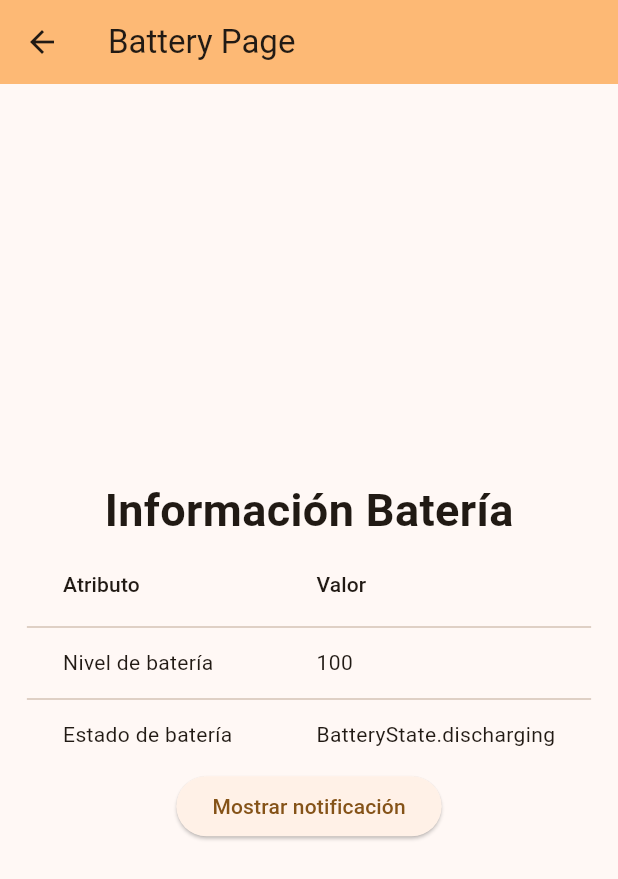
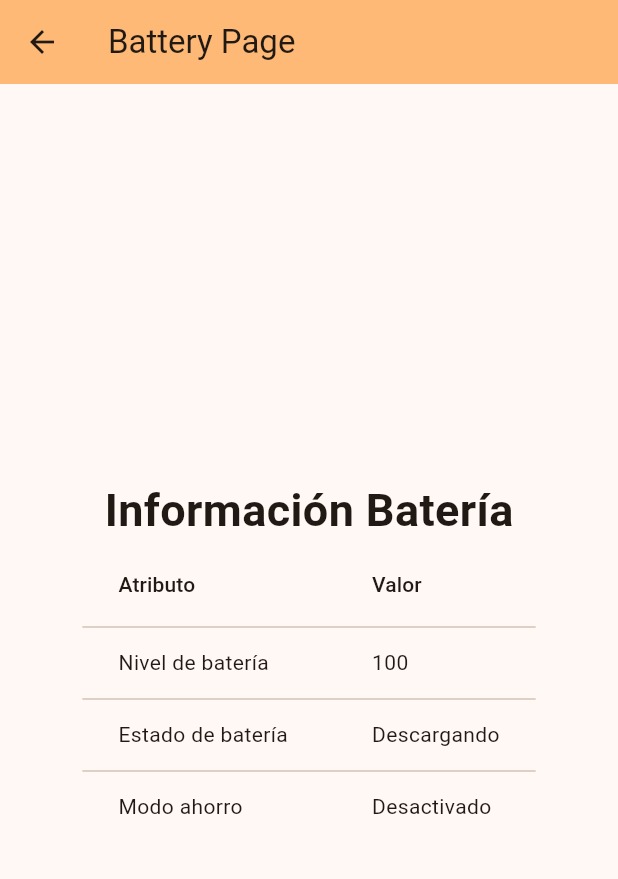
Before and after one commit to figonzal1/ryc_flutter, a Flutter app: the BatteryPage screen opened directly, on a phone screen of 412 x 824 dp. Shown: the top 879 px of the screen. Run offline on Flutter 3.47's test engine with Material 3 defaults, Android fonts, the phone set to English and light mode, and no system bars; our stand-ins replace battery_plus, google_maps_flutter, location, logger, permission_handler, shared_preferences and 2 more; missing offline and left inert: android_intent_plus, external_app_launcher; accounts and stored records are empty.

Commit message:
terminado sección baterías
Signed-off-by: figonzal1 <felipe.gonzalezalarcon94@gmail.com>

```diff
--- a/lib/battery/BatteryPage.dart
+++ b/lib/battery/BatteryPage.dart
@@ -36,6 +36,14 @@ class _BatteryPageState extends State<BatteryPage> {
     return await battery.isInBatterySaveMode;
   }
 
+  String formatBatterySave(bool batterySave) {
+    if (batterySave) {
+      return "Activado";
+    } else {
+      return "Desactivado";
+    }
+  }
+
   @override
   Widget build(BuildContext context) {
     return Scaffold(
@@ -52,7 +60,7 @@ class _BatteryPageState extends State<BatteryPage> {
               style: TextStyle(fontSize: 30, fontWeight: FontWeight.bold),
             ),
             FutureBuilder<List<dynamic>>(
-              future: Future.wait([getBatteryLevel()]),
+              future: Future.wait([getBatteryLevel(), isBatterySaver()]),
               builder: (BuildContext context,
                   AsyncSnapshot<List<dynamic>> snapshot) {
                 if (snapshot.connectionState == ConnectionState.waiting) {
@@ -87,6 +95,13 @@ class _BatteryPageState extends State<BatteryPage> {
                             DataCell(BatteryStateDisplay()),
                           ],
                         ),
+                        DataRow(
+                          cells: <DataCell>[
+                            const DataCell(Text('Modo ahorro')),
+                            DataCell(
+                                Text(formatBatterySave(snapshot.data?[1]))),
+                          ],
+                        ),
                         // Puedes agregar más filas aquí...
                       ],
                     );
@@ -94,12 +109,6 @@ class _BatteryPageState extends State<BatteryPage> {
                 }
               },
             ),
-            ElevatedButton(
-              onPressed: () async {
-                logger.d("Button pressed");
-              },
-              child: Text('Mostrar notificación'),
-            ),
           ],
         ),
       ),
--- a/lib/battery/BatteryStateDisplay.dart
+++ b/lib/battery/BatteryStateDisplay.dart
@@ -14,6 +14,20 @@ class _BatteryStateDisplayState extends State<BatteryStateDisplay> {
   var battery = Battery();
   BatteryState _batteryState = BatteryState.unknown;
   late StreamSubscription<BatteryState> _batteryStateSubscription;
+
+  String formatBatteryState(BatteryState batteryState) {
+    if (batteryState == BatteryState.charging) {
+      return "Cargando";
+    } else if (batteryState == BatteryState.connectedNotCharging) {
+      return "Conectado, no cargando";
+    } else if (batteryState == BatteryState.discharging) {
+      return "Descargando";
+    } else if (batteryState == BatteryState.full) {
+      return "Full carga";
+    }
+
+    return "Desconocido";
+  }
 
   @override
   void initState() {
@@ -34,6 +48,6 @@ class _BatteryStateDisplayState extends State<BatteryStateDisplay> {
 
   @override
   Widget build(BuildContext context) {
-    return Text(_batteryState.toString());
+    return Text(formatBatteryState(_batteryState));
   }
 }
```
Also changed, not shown: pubspec.lock.
